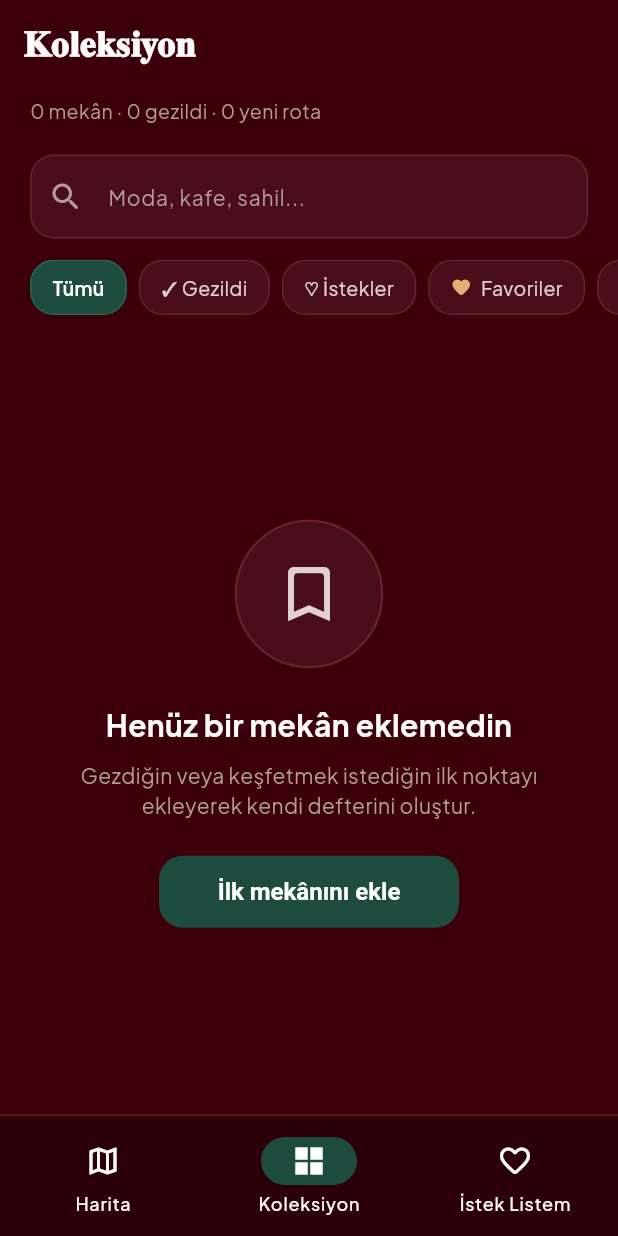
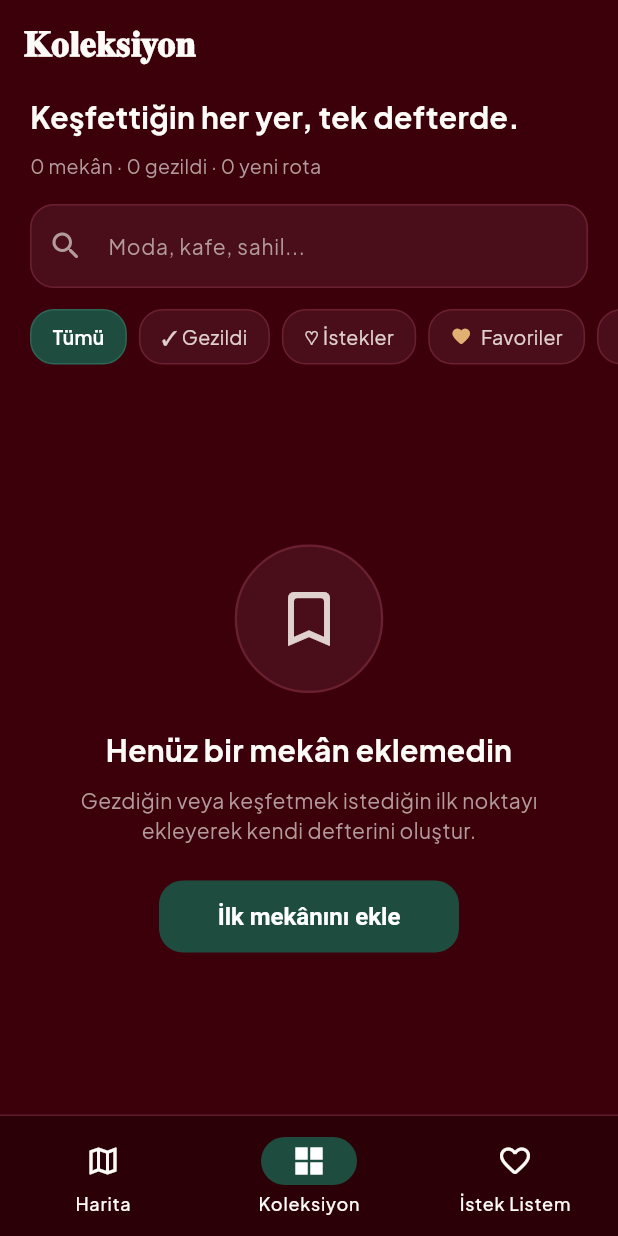
Before and after one commit to zehratuncer/MekanDefterim, a Flutter app: the PlacesListPage screen opened by its route, on a phone screen of 412 x 824 dp. Run offline on Flutter 3.47's test engine with Material 3 defaults, Android fonts, the phone set to English and light mode, and no system bars; our stand-ins replace drift, flutter_map, flutter_riverpod, geolocator, go_router, google_fonts and 2 more; accounts and stored records are empty; generated files the repository leaves out were written again.

Commit message:
fix: add Koleksiyon subtitle and fix keyboard overflow in empty state

```diff
--- a/lib/core/widgets/app_empty_state.dart
+++ b/lib/core/widgets/app_empty_state.dart
@@ -20,10 +20,11 @@ class AppEmptyState extends StatelessWidget {
   @override
   Widget build(BuildContext context) {
     return Center(
-      child: Padding(
-        padding: const EdgeInsets.symmetric(horizontal: 32),
+      child: SingleChildScrollView(
+        padding: const EdgeInsets.symmetric(horizontal: 32, vertical: 16),
         child: Column(
           mainAxisAlignment: MainAxisAlignment.center,
+          mainAxisSize: MainAxisSize.min,
           children: [
             Container(
               padding: const EdgeInsets.all(24),
--- a/lib/features/places/presentation/pages/places_list_page.dart
+++ b/lib/features/places/presentation/pages/places_list_page.dart
@@ -41,9 +41,21 @@ class _PlacesListPageState extends ConsumerState<PlacesListPage> {
       body: Column(
         crossAxisAlignment: CrossAxisAlignment.start,
         children: [
+          // Alt Başlık
+          const Padding(
+            padding: EdgeInsets.fromLTRB(20, 8, 20, 4),
+            child: Text(
+              'Keşfettiğin her yer, tek defterde.',
+              style: TextStyle(
+                fontSize: 20,
+                fontWeight: FontWeight.bold,
+                color: AppColors.textPrimary,
+              ),
+            ),
+          ),
           // Sayaç Alanı
           Padding(
-            padding: const EdgeInsets.symmetric(horizontal: 20, vertical: 8),
+            padding: const EdgeInsets.symmetric(horizontal: 20, vertical: 4),
             child: Text(
               '${summary.total} mekân · ${summary.visited} gezildi · ${summary.planned} yeni rota',
               style: const TextStyle(
```
